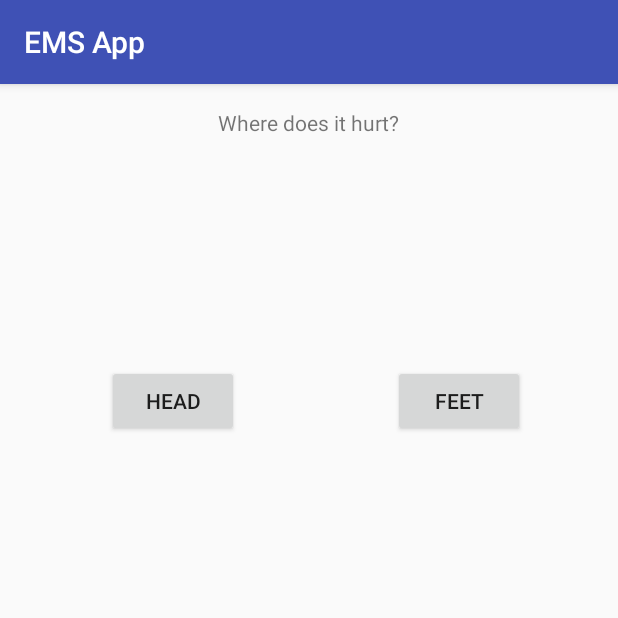
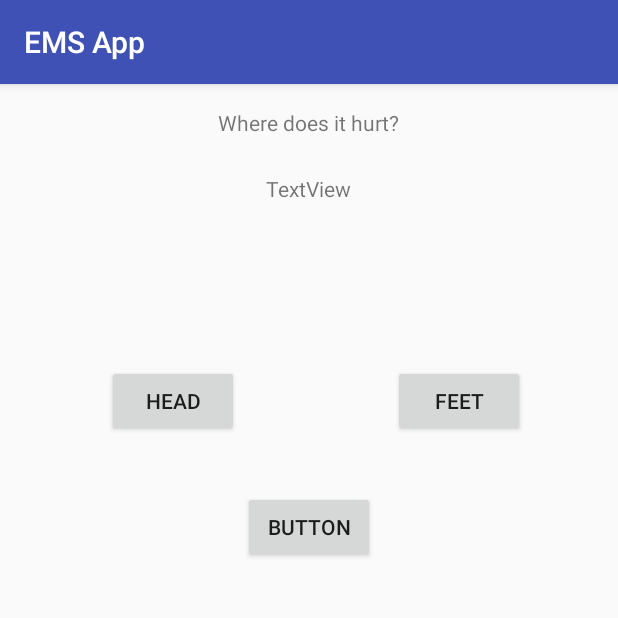
Before and after one commit to reymbarcelo/ems_project, an Android app: the screen it shows after launch (MainActivity), on a phone screen of 412 x 824 dp, the top half of it. Run offline under Robolectric (Android 15) with nearby library versions, the phone set to English and light mode, and no system bars.

Commit message:
Added button

```diff
--- a/app/src/main/res/layout/activity_main.xml
+++ b/app/src/main/res/layout/activity_main.xml
@@ -41,4 +41,22 @@
         android:text="Where does it hurt?"
         android:layout_alignParentTop="true"
         android:layout_centerHorizontal="true" />
+
+    <TextView
+        android:text="TextView"
+        android:layout_width="wrap_content"
+        android:layout_height="wrap_content"
+        android:layout_below="@+id/textView"
+        android:layout_centerHorizontal="true"
+        android:layout_marginTop="44dp"
+        android:id="@+id/textView2" />
+
+    <Button
+        android:text="Button"
+        android:layout_width="wrap_content"
+        android:layout_height="wrap_content"
+        android:id="@+id/button3"
+        android:layout_below="@+id/button2"
+        android:layout_centerHorizontal="true"
+        android:layout_marginTop="36dp" />
 </RelativeLayout>
```
